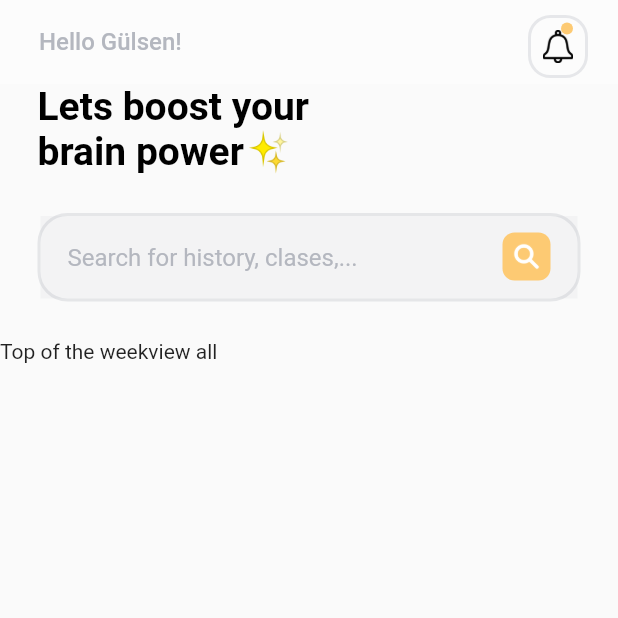
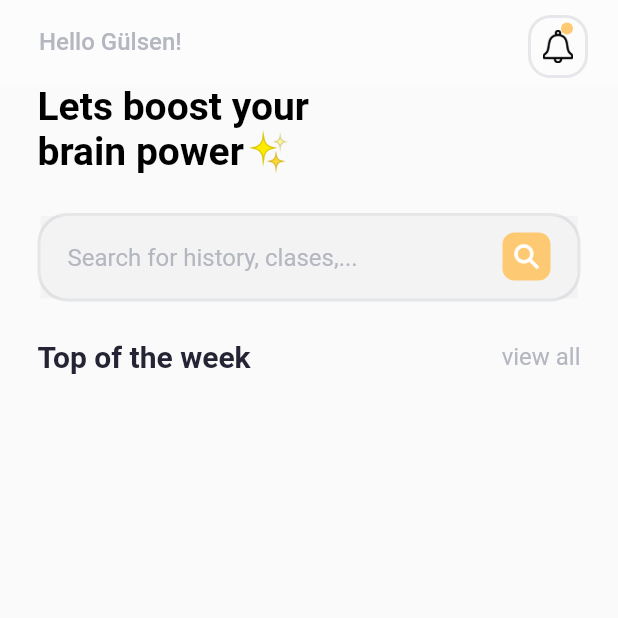
Before and after one commit to gulsenkeskin/course_app, a Flutter app: the screen it shows after launch, on a phone screen of 412 x 824 dp, the top half of it. Run offline on Flutter 3.47's test engine with Material 2 defaults, Android fonts, the phone set to English and light mode, and no system bars.

Commit message:
Update category_title.dart

```diff
--- a/lib/screens/home/widget/category_title.dart
+++ b/lib/screens/home/widget/category_title.dart
@@ -1,19 +1,30 @@
+import 'package:course_app/constants/colors.dart';
 import 'package:flutter/material.dart';
 
 class CategoryTitle extends StatelessWidget {
- final String leftText;
- final String rightText;
+  final String leftText;
+  final String rightText;
 
- const CategoryTitle({Key? key, required this.leftText, required this.rightText}) : super(key: key);
-
+  const CategoryTitle(
+      {Key? key, required this.leftText, required this.rightText})
+      : super(key: key);
 
   @override
   Widget build(BuildContext context) {
     return Container(
+      padding: EdgeInsets.symmetric(horizontal: 25),
       child: Row(
+        mainAxisAlignment: MainAxisAlignment.spaceBetween,
         children: [
-          Text(leftText),
-          Text(rightText),
+          Text(
+            leftText,
+            style: TextStyle(
+                fontSize: 20, fontWeight: FontWeight.bold, color: kFont),
+          ),
+          Text(
+            rightText,
+            style: TextStyle(fontSize: 16, color: kFontLight),
+          ),
         ],
       ),
     );
```
